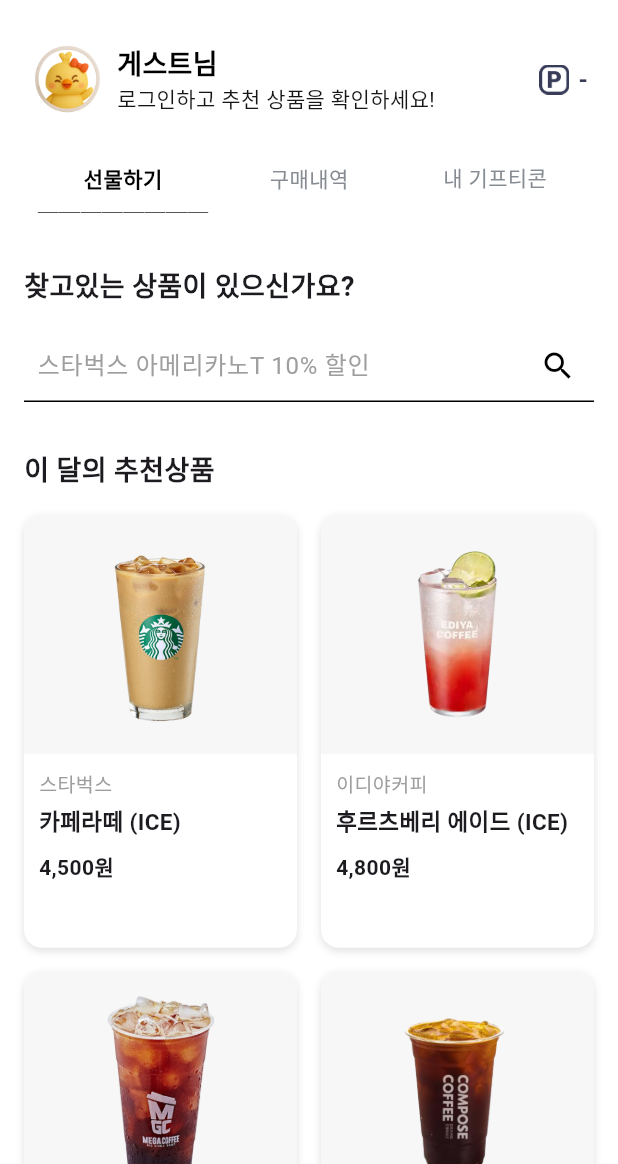
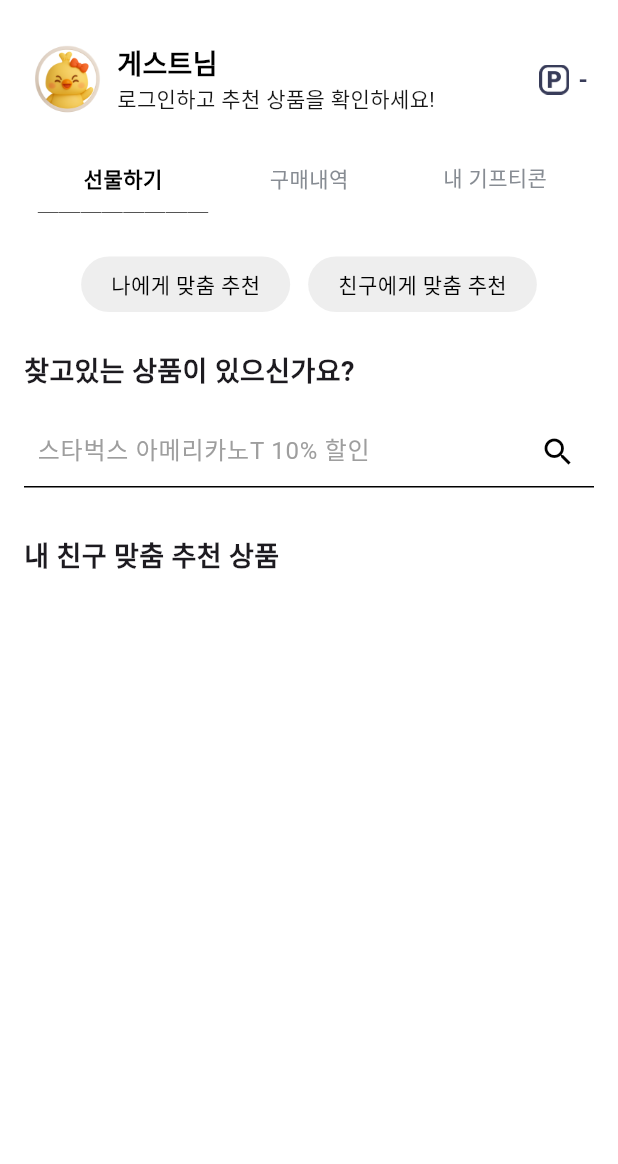
Before and after one commit to Ongyy04/Showcase, a Flutter app: the SearchPage screen opened by its route, on a phone screen of 412 x 824 dp, the part 72-1236 px from its top. Run offline on Flutter 3.47's test engine with Material 3 defaults, Android fonts, the phone set to English and light mode, and no system bars; our stand-ins replace cached_network_image, hive, hive_flutter; missing offline and left inert: excel; accounts and stored records are empty; Roboto replaces fonts that are missing (Pretendard).

```diff
--- a/lib/pages/search_page.dart
+++ b/lib/pages/search_page.dart
@@ -13,8 +13,8 @@ class SearchPage extends StatefulWidget {
 
 class _SearchPageState extends State<SearchPage> {
   String selectedTab = '선물하기';
+  String selectedSection = '추천상품'; // ✅ 추천 섹션 상태 추가
   final TextEditingController _searchController = TextEditingController();
-
   int? _currentUserKey;
 
   @override
@@ -54,6 +54,32 @@ class _SearchPageState extends State<SearchPage> {
           ),
         );
       },
+    );
+  }
+
+  // ✅ 추천상품 / 친구추천 버튼 생성 함수
+  Widget _buildSectionButton(String label) {
+    final bool isSelected = selectedSection == label;
+    return GestureDetector(
+      onTap: () {
+        setState(() {
+          selectedSection = label;
+        });
+      },
+      child: Container(
+        padding: const EdgeInsets.symmetric(horizontal: 20, vertical: 8),
+        decoration: BoxDecoration(
+          color: isSelected ? Colors.black : Colors.grey[200],
+          borderRadius: BorderRadius.circular(20),
+        ),
+        child: Text(
+          label,
+          style: TextStyle(
+            color: isSelected ? Colors.white : Colors.black,
+            fontWeight: isSelected ? FontWeight.bold : FontWeight.normal,
+          ),
+        ),
+      ),
     );
   }
 
@@ -239,7 +265,19 @@ class _SearchPageState extends State<SearchPage> {
                 }).toList(),
               ),
             ),
-
+  // ✅ 추천상품 / 친구추천 버튼
+            Container(
+              color: Colors.white,
+              padding: const EdgeInsets.symmetric(horizontal: 16, vertical: 10),
+              child: Row(
+                mainAxisAlignment: MainAxisAlignment.center,
+                children: [
+                  _buildSectionButton('나에게 맞춤 추천'),
+                  const SizedBox(width: 12),
+                  _buildSectionButton('친구에게 맞춤 추천'),
+                ],
+              ),
+            ),
             // 검색
             Container(
               color: Colors.white,
@@ -271,7 +309,10 @@ class _SearchPageState extends State<SearchPage> {
               ),
             ),
 
-            // 추천상품
+
+
+            // ✅ 섹션 전환
+            if (selectedSection == '나에게 맞춤 추천') ...[
               Container(
                 color: Colors.white,
                 padding: const EdgeInsets.symmetric(horizontal: 16, vertical: 16),
@@ -316,72 +357,36 @@ class _SearchPageState extends State<SearchPage> {
                           brand: '이디야커피',
                           name: '후르츠베리 에이드 (ICE)',
                           price: '4,800원',
-                        onTap: () {
-                          Navigator.pushNamed(
-                            context,
-                            '/product_detail',
-                            arguments: {
-                              'brand': '이디야커피',
-                              'name': '후르츠베리 에이드 (ICE)',
-                              'imageAsset': 'assets/images/bery.png',
-                              'originalPrice': 4800,
-                              'salePrice': 4320,
-                              'discountPercent': 10,
-                            },
-                          );
-                        },
                         ),
                         RecommendedItemCard(
                           imageAsset: 'assets/images/megamericano.png',
                           brand: '메가커피',
                           name: '아이스 아메리카노 (ICE)',
                           price: '2,000원',
-                        onTap: () {
-                          Navigator.pushNamed(
-                            context,
-                            '/product_detail',
-                            arguments: {
-                              'brand': '메가커피',
-                              'name': '아이스 아메리카노 (ICE)',
-                              'imageAsset': 'assets/images/megamericano.png',
-                              'originalPrice': 2000,
-                              'salePrice': 1800,
-                              'discountPercent': 10,
-                            },
-                          );
-                        },
                         ),
                         RecommendedItemCard(
                           imageAsset: 'assets/images/composeamericano.png',
                           brand: '컴포즈커피',
                           name: '아이스 아메리카노 (ICE)',
                           price: '1,500원',
-                        onTap: () {
-                          Navigator.pushNamed(
-                            context,
-                            '/product_detail',
-                            arguments: {
-                              'brand': '컴포즈커피',
-                              'name': '아이스 아메리카노 (ICE)',
-                              'imageAsset': 'assets/images/composeamericano.png',
-                              'originalPrice': 1500,
-                              'salePrice': 1350,
-                              'discountPercent': 10,
-                            },
-                          );
-                        },
                         ),
                       ],
                     ),
-
-                  const SizedBox(height: 32),
+                  ],
+                ),
+              ),
+            ] else ...[
+              Container(
+                color: Colors.white,
+                padding: const EdgeInsets.symmetric(horizontal: 16, vertical: 16),
+                child: Column(
+                  crossAxisAlignment: CrossAxisAlignment.start,
+                  children: [
                     const Text(
-                    ' 내 친구 맞춤 추천 상품',
+                      '내 친구 맞춤 추천 상품',
                       style: TextStyle(fontSize: 18, fontWeight: FontWeight.bold),
                     ),
                     const SizedBox(height: 16),
-
-                  // ⭐ 친구 목록 동기 처리
                     Column(
                       children: friends.map((f) {
                         return Container(
@@ -391,8 +396,7 @@ class _SearchPageState extends State<SearchPage> {
                             color: Colors.white,
                             borderRadius: BorderRadius.circular(10),
                             boxShadow: const [
-                            BoxShadow(
-                                color: Colors.black12, blurRadius: 3, offset: Offset(0, 1)),
+                              BoxShadow(color: Colors.black12, blurRadius: 3, offset: Offset(0, 1)),
                             ],
                           ),
                           child: Column(
@@ -416,15 +420,18 @@ class _SearchPageState extends State<SearchPage> {
                                       ),
                                       const SizedBox(height: 6),
                                       Text(
-                                      '${f.name}님이 동의한 정보로 추천한 맞춤 상품이에요!',
-                                      style: TextStyle(fontSize: 13, color: Colors.black),
+                                        '${f.name}님이 추천한 맞춤 상품이에요!',
+                                        style: const TextStyle(fontSize: 13, color: Colors.black),
                                       ),
                                     ],
                                   ),
                                   const Spacer(),
                                   Icon(
-                                  f.isFavorite ? Icons.star_rounded : Icons.star_border_rounded,
-                                  color: f.isFavorite ? Colors.amber : Colors.grey,
+                                    f.isFavorite
+                                        ? Icons.star_rounded
+                                        : Icons.star_border_rounded,
+                                    color:
+                                        f.isFavorite ? Colors.amber : Colors.grey,
                                   ),
                                 ],
                               ),
@@ -459,14 +466,14 @@ class _SearchPageState extends State<SearchPage> {
                 ),
               ),
             ],
+          ],
         ),
       ),
     );
   }
 }
 
-// 나머지 RecommendedItemCard, _FriendTile 클래스는 그대로 사용
-
+// 추천 상품 카드
 class RecommendedItemCard extends StatelessWidget {
   final String imageAsset;
   final String brand;
```
Lines whose indentation alone changed are shown as unchanged.
